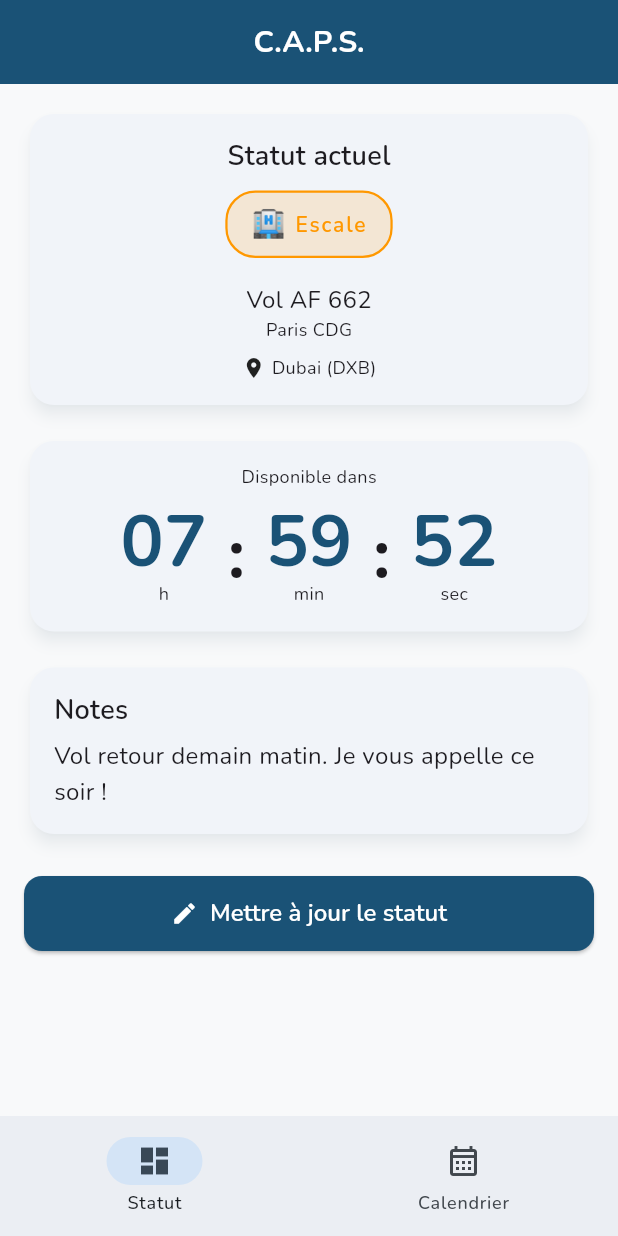
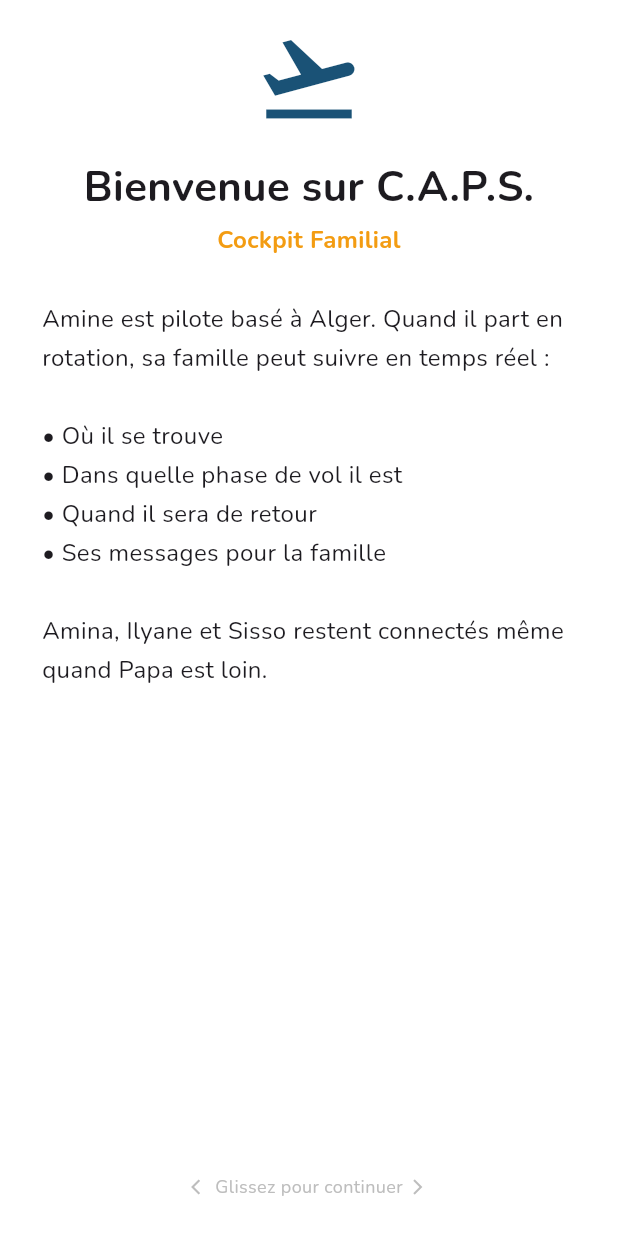
Before and after one commit to aminebouchenafa-svg/CAPS-connecting-all-parents-and-status, a Flutter app: the screen it shows after launch, on a phone screen of 412 x 824 dp. Run offline on Flutter 3.47's test engine with Material 3 defaults, Android fonts, the phone set to English and light mode, and no system bars; our stand-ins replace cloud_firestore, equatable, firebase_auth, firebase_core, flutter_riverpod, go_router and 1 more; accounts and stored records are empty.

Commit message:
feat: add onboarding, improve dashboard UX, update to Alger base
- 4-slide onboarding explaining the app purpose and features
- Dashboard now shows "Où est Papa?" with clear context
- "Message de Papa" section for notes
- Profile card with pilot name and status description
- Demo data updated: base Alger, Air Algérie flights, Istanbul rotation
- Family names: Ilyane and Sisso referenced in onboarding

Co-Authored-By: Claude Sonnet 4.6 <noreply@anthropic.com>
Claude-Session: https://claude.ai/code/session_01NHcXw8vaED18et4L2ppiHC

```diff
--- a/lib/config/routes/app_router.dart
+++ b/lib/config/routes/app_router.dart
@@ -4,11 +4,19 @@ import 'package:go_router/go_router.dart';
 
 import '../../features/calendar/presentation/pages/calendar_page.dart';
 import '../../features/dashboard/presentation/pages/dashboard_page.dart';
+import '../../features/onboarding/presentation/pages/welcome_page.dart';
 
 final appRouterProvider = Provider<GoRouter>((ref) {
+  final hasSeenOnboarding = ref.watch(hasSeenOnboardingProvider);
+
   return GoRouter(
-    initialLocation: '/',
+    initialLocation: hasSeenOnboarding ? '/' : '/welcome',
     routes: [
+      GoRoute(
+        path: '/welcome',
+        name: 'welcome',
+        builder: (context, state) => const WelcomePage(),
+      ),
       ShellRoute(
         builder: (context, state, child) => _MainShell(child: child),
         routes: [
--- a/lib/core/constants/demo_data.dart
+++ b/lib/core/constants/demo_data.dart
@@ -30,10 +30,10 @@ abstract final class DemoData {
     phase: FlightPhase.escale,
     startTime: DateTime.now().subtract(const Duration(hours: 3)),
     estimatedEndTime: DateTime.now().add(const Duration(hours: 8)),
-    currentLocation: 'Dubai (DXB)',
-    flightNumber: 'AF 662',
-    destination: 'Paris CDG',
-    notes: 'Vol retour demain matin. Je vous appelle ce soir !',
+    currentLocation: 'Istanbul (IST)',
+    flightNumber: 'AH 1070',
+    destination: 'Alger (ALG)',
+    notes: 'Vol retour demain matin inchallah. Je vous appelle ce soir !',
     updatedAt: DateTime.now(),
   );
 
@@ -48,8 +48,8 @@ abstract final class DemoData {
           estimatedEndTime:
               DateTime.now().subtract(const Duration(hours: 3)),
           currentLocation: 'En route',
-          flightNumber: 'AF 661',
-          destination: 'Dubai DXB',
+          flightNumber: 'AH 1069',
+          destination: 'Istanbul (IST)',
           updatedAt: DateTime.now().subtract(const Duration(hours: 10)),
         ),
         FlightStatus(
@@ -60,7 +60,7 @@ abstract final class DemoData {
           startTime: DateTime.now().subtract(const Duration(days: 2)),
           estimatedEndTime:
               DateTime.now().subtract(const Duration(hours: 14)),
-          currentLocation: 'Maison',
+          currentLocation: 'Alger - Maison',
           updatedAt: DateTime.now().subtract(const Duration(days: 2)),
         ),
       ];
@@ -70,7 +70,7 @@ abstract final class DemoData {
           id: 'evt-1',
           householdId: householdId,
           createdByUid: 'demo-amine',
-          title: 'Rotation Dubai',
+          title: 'Rotation Istanbul',
           type: EventType.rotation,
           startDate: DateTime.now().subtract(const Duration(hours: 10)),
           endDate: DateTime.now().add(const Duration(hours: 14)),
@@ -80,8 +80,8 @@ abstract final class DemoData {
           id: 'evt-2',
           householdId: householdId,
           createdByUid: 'demo-amina',
-          title: 'Spectacle Ilyane',
-          description: 'Spectacle de fin d\'année à l\'école',
+          title: 'Fête de l\'école Ilyane',
+          description: 'Spectacle de fin d\'année',
           type: EventType.school,
           startDate: DateTime.now().add(const Duration(days: 3, hours: 14)),
           endDate: DateTime.now().add(const Duration(days: 3, hours: 16)),
@@ -92,7 +92,7 @@ abstract final class DemoData {
           householdId: householdId,
           createdByUid: 'demo-amina',
           title: 'RDV pédiatre Sisso',
-          description: 'Visite des 6 mois',
+          description: 'Contrôle de routine',
           type: EventType.medical,
           startDate: DateTime.now().add(const Duration(days: 5, hours: 10)),
           endDate:
@@ -103,7 +103,7 @@ abstract final class DemoData {
           id: 'evt-4',
           householdId: householdId,
           createdByUid: 'demo-amine',
-          title: 'Rotation New York',
+          title: 'Rotation Paris CDG',
           type: EventType.rotation,
           startDate: DateTime.now().add(const Duration(days: 7)),
           endDate: DateTime.now().add(const Duration(days: 10)),
@@ -114,7 +114,7 @@ abstract final class DemoData {
           householdId: householdId,
           createdByUid: 'demo-amina',
           title: 'Anniversaire Ilyane',
-          description: 'Préparer le gâteau et les décos',
+          description: 'Préparer le gâteau et les décos !',
           type: EventType.family,
           startDate: DateTime.now().add(const Duration(days: 12, hours: 14)),
           endDate: DateTime.now().add(const Duration(days: 12, hours: 18)),
--- a/lib/features/dashboard/presentation/pages/dashboard_page.dart
+++ b/lib/features/dashboard/presentation/pages/dashboard_page.dart
@@ -2,6 +2,7 @@ import 'package:flutter/material.dart';
 import 'package:flutter_riverpod/flutter_riverpod.dart';
 
 import '../../../../core/constants/demo_data.dart';
+import '../../../../core/theme/app_colors.dart';
 import '../../../../core/theme/app_text_styles.dart';
 import '../../../../core/widgets/caps_card.dart';
 import '../../../../core/widgets/countdown_display.dart';
@@ -57,70 +58,182 @@ class _DashboardContent extends StatelessWidget {
       child: Column(
         crossAxisAlignment: CrossAxisAlignment.stretch,
         children: [
+          // Header familial
+          CapsCard(
+            backgroundColor: AppColors.primary.withValues(alpha: 0.05),
+            child: Row(
+              children: [
+                CircleAvatar(
+                  radius: 24,
+                  backgroundColor: AppColors.primary,
+                  child: const Text('A', style: TextStyle(
+                    color: Colors.white,
+                    fontSize: 20,
+                    fontWeight: FontWeight.bold,
+                  )),
+                ),
+                const SizedBox(width: 12),
+                Expanded(
+                  child: Column(
+                    crossAxisAlignment: CrossAxisAlignment.start,
+                    children: [
+                      Text('Amine', style: AppTextStyles.heading3),
+                      Text(
+                        status != null
+                            ? _phaseDescription(status!.phase)
+                            : 'Statut inconnu',
+                        style: AppTextStyles.caption.copyWith(
+                          color: Colors.grey[600],
+                        ),
+                      ),
+                    ],
+                  ),
+                ),
+                if (status != null)
+                  StatusBadge(phase: status!.phase, compact: true),
+              ],
+            ),
+          ),
+          const SizedBox(height: 12),
+
+          // Carte principale du vol
+          if (status != null) ...[
             CapsCard(
               child: Column(
                 children: [
-                Text('Statut actuel', style: AppTextStyles.heading3),
-                const SizedBox(height: 12),
-                if (status != null) ...[
-                  StatusBadge(phase: status!.phase),
+                  Row(
+                    mainAxisAlignment: MainAxisAlignment.center,
+                    children: [
+                      Text(
+                        status!.phase.emoji,
+                        style: const TextStyle(fontSize: 32),
+                      ),
+                      const SizedBox(width: 12),
+                      Text(
+                        'Où est Papa ?',
+                        style: AppTextStyles.heading2,
+                      ),
+                    ],
+                  ),
                   const SizedBox(height: 16),
                   if (status!.flightNumber != null)
-                    Text('Vol ${status!.flightNumber}',
-                        style: AppTextStyles.body),
+                    Container(
+                      padding: const EdgeInsets.symmetric(
+                        horizontal: 16, vertical: 8,
+                      ),
+                      decoration: BoxDecoration(
+                        color: AppColors.primaryLight.withValues(alpha: 0.1),
+                        borderRadius: BorderRadius.circular(8),
+                      ),
+                      child: Text(
+                        'Vol ${status!.flightNumber}',
+                        style: AppTextStyles.bodyBold.copyWith(
+                          color: AppColors.primary,
+                        ),
+                      ),
+                    ),
+                  const SizedBox(height: 12),
                   if (status!.destination != null)
-                    Text(status!.destination!, style: AppTextStyles.caption),
+                    Row(
+                      mainAxisAlignment: MainAxisAlignment.center,
+                      children: [
+                        const Icon(Icons.flight_land,
+                            size: 18, color: AppColors.primary),
+                        const SizedBox(width: 6),
+                        Text(
+                          'Direction : ${status!.destination}',
+                          style: AppTextStyles.body,
+                        ),
+                      ],
+                    ),
                   if (status!.currentLocation != null) ...[
                     const SizedBox(height: 8),
                     Row(
                       mainAxisAlignment: MainAxisAlignment.center,
                       children: [
-                        const Icon(Icons.location_on, size: 16),
-                        const SizedBox(width: 4),
-                        Text(status!.currentLocation!,
-                            style: AppTextStyles.caption),
+                        Icon(Icons.location_on,
+                            size: 18, color: Colors.red[400]),
+                        const SizedBox(width: 6),
+                        Text(
+                          'Actuellement : ${status!.currentLocation}',
+                          style: AppTextStyles.body,
+                        ),
                       ],
                     ),
                   ],
-                ] else
-                  Text('Aucun statut', style: AppTextStyles.body),
                 ],
               ),
             ),
-          const SizedBox(height: 16),
-          if (status?.estimatedEndTime != null)
+            const SizedBox(height: 12),
+
+            // Countdown
+            if (status!.estimatedEndTime != null)
               CapsCard(
-              child: CountdownDisplay(
-                targetTime: status!.estimatedEndTime!,
-                label: status!.phase == FlightPhase.repos
-                    ? 'Repos restant'
-                    : 'Disponible dans',
+                child: Column(
+                  children: [
+                    Text(
+                      status!.phase == FlightPhase.repos
+                          ? 'Papa est disponible encore'
+                          : 'Papa sera disponible dans',
+                      style: AppTextStyles.heading3.copyWith(
+                        color: AppColors.primary,
                       ),
                     ),
-          const SizedBox(height: 16),
-          if (status?.notes != null && status!.notes!.isNotEmpty)
+                    const SizedBox(height: 12),
+                    CountdownDisplay(
+                      targetTime: status!.estimatedEndTime!,
+                    ),
+                  ],
+                ),
+              ),
+            const SizedBox(height: 12),
+
+            // Notes
+            if (status!.notes != null && status!.notes!.isNotEmpty)
               CapsCard(
+                backgroundColor: AppColors.accent.withValues(alpha: 0.05),
                 child: Column(
                   crossAxisAlignment: CrossAxisAlignment.start,
                   children: [
-                  Text('Notes', style: AppTextStyles.heading3),
+                    Row(
+                      children: [
+                        Icon(Icons.message,
+                            size: 18, color: AppColors.accent),
+                        const SizedBox(width: 8),
+                        Text('Message de Papa',
+                            style: AppTextStyles.heading3.copyWith(
+                              color: AppColors.accent,
+                            )),
+                      ],
+                    ),
                     const SizedBox(height: 8),
                     Text(status!.notes!, style: AppTextStyles.body),
                   ],
                 ),
               ),
+          ],
+
+          // Bouton pilote
           if (isPilot) ...[
             const SizedBox(height: 24),
             ElevatedButton.icon(
               onPressed: () => _showStatusUpdateSheet(context),
               icon: const Icon(Icons.edit),
-              label: const Text('Mettre à jour le statut'),
+              label: const Text('Mettre à jour mon statut'),
             ),
           ],
+          const SizedBox(height: 16),
         ],
       ),
     );
   }
+
+  String _phaseDescription(FlightPhase phase) => switch (phase) {
+        FlightPhase.enVol => 'En vol vers sa destination',
+        FlightPhase.escale => 'En escale entre deux vols',
+        FlightPhase.repos => 'À la maison, disponible',
+        FlightPhase.retour => 'En route vers la maison',
+      };
 
   void _showStatusUpdateSheet(BuildContext context) {
     showModalBottomSheet(
--- /dev/null
+++ b/lib/features/onboarding/presentation/pages/welcome_page.dart
@@ -0,0 +1,199 @@
+import 'package:flutter/material.dart';
+import 'package:flutter_riverpod/flutter_riverpod.dart';
+import 'package:go_router/go_router.dart';
+
+import '../../../../core/theme/app_colors.dart';
+import '../../../../core/theme/app_text_styles.dart';
+
+final hasSeenOnboardingProvider = StateProvider<bool>((ref) => false);
+
+class WelcomePage extends ConsumerWidget {
+  const WelcomePage({super.key});
+
+  @override
+  Widget build(BuildContext context, WidgetRef ref) {
+    return Scaffold(
+      backgroundColor: Colors.white,
+      body: SafeArea(
+        child: PageView(
+          children: [
+            _WelcomeSlide(
+              icon: Icons.flight_takeoff,
+              iconColor: AppColors.primary,
+              title: 'Bienvenue sur C.A.P.S.',
+              subtitle: 'Cockpit Familial',
+              description:
+                  'Amine est pilote basé à Alger. '
+                  'Quand il part en rotation, sa famille peut '
+                  'suivre en temps réel :\n\n'
+                  '• Où il se trouve\n'
+                  '• Dans quelle phase de vol il est\n'
+                  '• Quand il sera de retour\n'
+                  '• Ses messages pour la famille\n\n'
+                  'Amina, Ilyane et Sisso restent connectés '
+                  'même quand Papa est loin.',
+            ),
+            _WelcomeSlide(
+              icon: Icons.radar,
+              iconColor: AppColors.statusEnVol,
+              title: '4 phases de vol',
+              subtitle: 'Pour savoir où est Papa',
+              description:
+                  '✈️  EN VOL\n'
+                  'Amine est dans le cockpit, en route.\n\n'
+                  '🏨  ESCALE\n'
+                  'Amine est à l\'hôtel, entre deux vols.\n\n'
+                  '🚗  RETOUR\n'
+                  'Amine est en route vers la maison.\n\n'
+                  '🏠  REPOS\n'
+                  'Amine est à la maison. Disponible !',
+            ),
+            _WelcomeSlide(
+              icon: Icons.timer,
+              iconColor: AppColors.accent,
+              title: 'Compte à rebours',
+              subtitle: 'Papa rentre dans combien de temps ?',
+              description:
+                  'Un compteur décompte en temps réel '
+                  'le temps restant avant qu\'Amine soit disponible.\n\n'
+                  'Ilyane et Sisso peuvent regarder '
+                  'le compteur descendre et savoir '
+                  'exactement quand Papa sera là.\n\n'
+                  'Plus besoin de demander 10 fois par jour !',
+            ),
+            _LastSlide(
+              onStart: () {
+                ref.read(hasSeenOnboardingProvider.notifier).state = true;
+                context.go('/');
+              },
+            ),
+          ],
+        ),
+      ),
+    );
+  }
+}
+
+class _WelcomeSlide extends StatelessWidget {
+  final IconData icon;
+  final Color iconColor;
+  final String title;
+  final String subtitle;
+  final String description;
+
+  const _WelcomeSlide({
+    required this.icon,
+    required this.iconColor,
+    required this.title,
+    required this.subtitle,
+    required this.description,
+  });
+
+  @override
+  Widget build(BuildContext context) {
+    return Padding(
+      padding: const EdgeInsets.symmetric(horizontal: 28, vertical: 16),
+      child: Column(
+        mainAxisAlignment: MainAxisAlignment.center,
+        children: [
+          Icon(icon, size: 72, color: iconColor),
+          const SizedBox(height: 20),
+          Text(title, style: AppTextStyles.heading1, textAlign: TextAlign.center),
+          const SizedBox(height: 6),
+          Text(
+            subtitle,
+            style: AppTextStyles.bodyBold.copyWith(color: AppColors.accent),
+            textAlign: TextAlign.center,
+          ),
+          const SizedBox(height: 28),
+          Expanded(
+            child: SingleChildScrollView(
+              child: Text(
+                description,
+                style: AppTextStyles.body.copyWith(height: 1.6),
+                textAlign: TextAlign.left,
+              ),
+            ),
+          ),
+          const SizedBox(height: 16),
+          Row(
+            mainAxisAlignment: MainAxisAlignment.center,
+            children: [
+              Icon(Icons.arrow_back_ios, size: 12, color: Colors.grey[400]),
+              const SizedBox(width: 4),
+              Text(
+                'Glissez pour continuer',
+                style: AppTextStyles.caption.copyWith(color: Colors.grey[400]),
+              ),
+              const SizedBox(width: 4),
+              Icon(Icons.arrow_forward_ios, size: 12, color: Colors.grey[400]),
+            ],
+          ),
+          const SizedBox(height: 8),
+        ],
+      ),
+    );
+  }
+}
+
+class _LastSlide extends StatelessWidget {
+  final VoidCallback onStart;
+
+  const _LastSlide({required this.onStart});
+
+  @override
+  Widget build(BuildContext context) {
+    return Padding(
+      padding: const EdgeInsets.symmetric(horizontal: 28, vertical: 16),
+      child: Column(
+        mainAxisAlignment: MainAxisAlignment.center,
+        children: [
+          Icon(Icons.calendar_month, size: 72, color: AppColors.success),
+          const SizedBox(height: 20),
+          Text(
+            'Calendrier familial',
+            style: AppTextStyles.heading1,
+            textAlign: TextAlign.center,
+          ),
+          const SizedBox(height: 6),
+          Text(
+            'Toute la famille sur la même page',
+            style: AppTextStyles.bodyBold.copyWith(color: AppColors.accent),
+            textAlign: TextAlign.center,
+          ),
+          const SizedBox(height: 28),
+          Expanded(
+            child: SingleChildScrollView(
+              child: Text(
+                'Les rotations d\'Amine et les événements '
+                'familiaux au même endroit :\n\n'
+                '✈️  Rotations — Vols d\'Amine\n\n'
+                '📚  École — Spectacles, réunions\n\n'
+                '🏥  Médical — RDV pédiatre, vaccins\n\n'
+                '🎂  Famille — Anniversaires, sorties\n\n'
+                '⚽  Activités — Sport, loisirs\n\n'
+                'Tout le monde sait ce qui se passe, '
+                'même quand Amine est en vol.',
+                style: AppTextStyles.body.copyWith(height: 1.6),
+                textAlign: TextAlign.left,
+              ),
+            ),
+          ),
+          const SizedBox(height: 24),
+          SizedBox(
+            width: double.infinity,
+            child: ElevatedButton.icon(
+              onPressed: onStart,
+              icon: const Icon(Icons.rocket_launch),
+              label: const Text('C\'est parti !'),
+              style: ElevatedButton.styleFrom(
+                padding: const EdgeInsets.symmetric(vertical: 16),
+              ),
+            ),
+          ),
+          const SizedBox(height: 8),
+        ],
+      ),
+    );
+  }
+}
```
Lines whose indentation alone changed are shown as unchanged.
